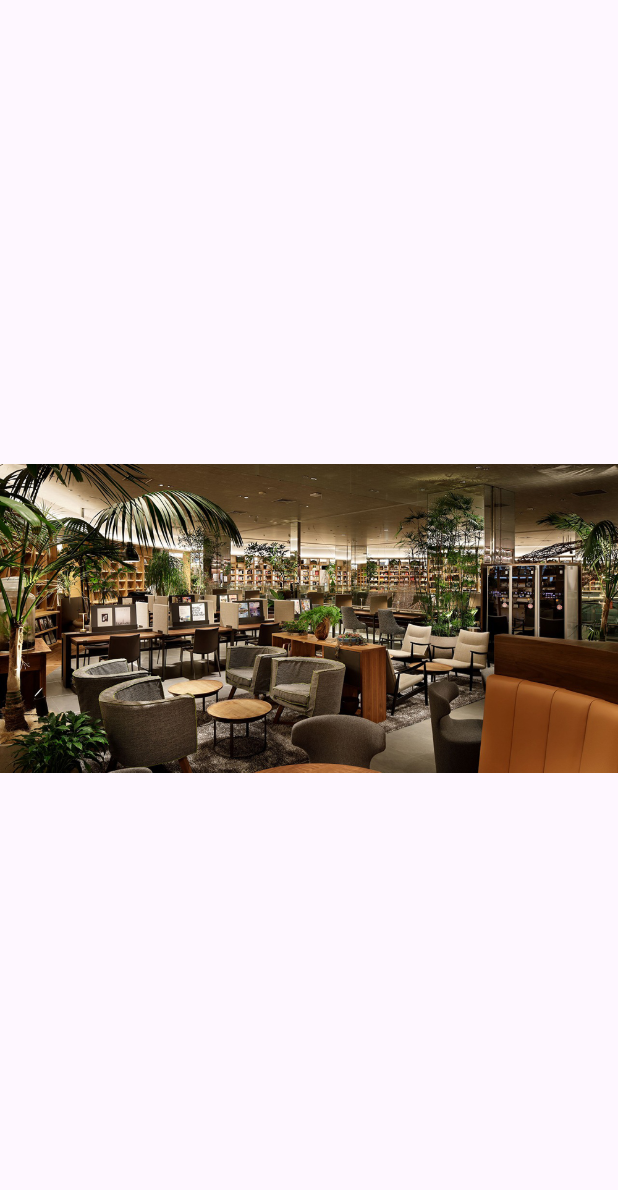
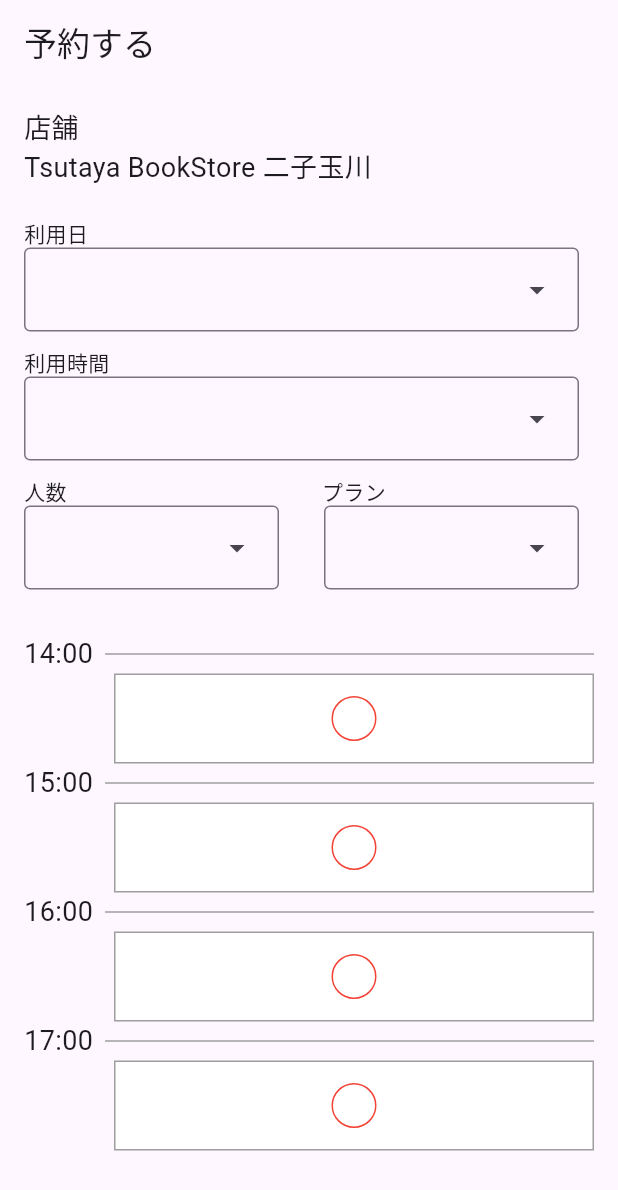
Before and after one commit to ftkaiwai/ftkaiwai001_sharelounge, a Flutter app: the screen it shows after launch, on a phone screen of 412 x 824 dp. Shown: the top 1190 px of the screen. Run offline on Flutter 3.47's test engine with Material 3 defaults, Android fonts, the phone set to English and light mode, and no system bars.

Commit message:
furuyama ui build

```diff
--- a/lib/main.dart
+++ b/lib/main.dart
@@ -1,4 +1,5 @@
 import 'package:flutter/material.dart';
+import 'reservation.dart'; // reservation.dartファイルをインポート
 
 void main() {
   runApp(MyApp());
@@ -8,13 +9,8 @@
   @override
   Widget build(BuildContext context) {
     return MaterialApp(
-        title: 'Image App',
-        home:Scaffold(
-            body: Center(
-              child: Image(image: AssetImage('images/key.jpg')),
-            ),
-          ),
-        ),
+      title: 'Flutter App',
+      home: ReservationPage(), // ReservationPageを最初に表示
     );
   }
 }
--- /dev/null
+++ b/lib/reservation.dart
@@ -0,0 +1,228 @@
+// reservation.dart
+import 'package:flutter/material.dart';
+
+// 予約ページのクラス
+class ReservationPage extends StatelessWidget {
+
+  @override
+  Widget build(BuildContext context) {
+    return Scaffold(
+      appBar: AppBar(
+        title: Text('予約する'),
+      ),
+      body: Align(
+        alignment: Alignment.topLeft,
+        child: Padding(
+          padding: const EdgeInsets.all(16.0),
+          child: Column(
+            crossAxisAlignment: CrossAxisAlignment.start,
+            children: <Widget>[
+              const Text(
+                '店舗',
+                style: TextStyle(fontSize: 18, fontFamily: 'NotoSansJP'),
+              ),
+              const Text(
+                'Tsutaya BookStore 二子玉川',
+                style: TextStyle(fontSize: 18),
+              ),
+              const SizedBox(height: 20),
+              const Text('利用日'),
+              const DropdownMenu(dropdownMenuEntries: <DropdownMenuEntry<String>>[
+                DropdownMenuEntry(value: '2024/10/14', label: '2024/10/14'),
+                DropdownMenuEntry(value: '2024/10/15', label: '2024/10/15'),
+                DropdownMenuEntry(value: '2024/10/16', label: '2024/10/16'),
+                DropdownMenuEntry(value: '2024/10/17', label: '2024/10/17'),
+              ], width: 370,),
+              const SizedBox(height: 10),
+              const Text('利用時間'),
+              const DropdownMenu(dropdownMenuEntries: <DropdownMenuEntry<String>>[
+                DropdownMenuEntry(value: '14:00', label: '14:00'),
+                DropdownMenuEntry(value: '15:00', label: '15:00'),
+                DropdownMenuEntry(value: '16:00', label: '16:00'),
+                DropdownMenuEntry(value: '17:00', label: '17:00'),
+              ],
+              width: 370,),
+              const SizedBox(height: 10),
+              const Row(
+                children: <Widget>[
+                  Text('人数'),
+                  SizedBox(width: 170),
+                  Text('プラン'),
+                ],
+              ),
+
+              const Row(
+                children: <Widget>[
+                  DropdownMenu(dropdownMenuEntries: <DropdownMenuEntry<String>>[
+                    DropdownMenuEntry(value: '1', label: '1人'),
+                    DropdownMenuEntry(value: '2', label: '2人'),
+                    DropdownMenuEntry(value: '3', label: '3人'),
+                    DropdownMenuEntry(value: '4', label: '4人'),
+                  ],
+                    width: 170,),
+                  SizedBox(width: 30),
+                  DropdownMenu(dropdownMenuEntries: <DropdownMenuEntry<String>>[
+                    DropdownMenuEntry(value: 'PlanA', label: '通常'),
+                    DropdownMenuEntry(value: 'PlanB', label: 'アルコール'),
+
+                  ],
+                    width: 170,),
+                ],
+              ),
+              const SizedBox(height: 30),
+              const Row(
+                children: <Widget>[
+                  Text('14:00', style: TextStyle(fontSize: 18),),
+                  SizedBox(width: 8), // テキストとラインの間にスペースを追加
+                  Expanded(
+                    child: Divider(
+                      color: Colors.grey, // 横棒の色
+                      thickness: 1, // 横棒の太さ
+                    ),
+                  ),
+                ],
+              ),
+
+              Padding(
+                padding: const EdgeInsets.only(left:60),
+                child: DecoratedBox(
+                  decoration: BoxDecoration(
+                    color: Colors.white, // 背景色
+                    border: Border.all(color: Colors.grey, width: 1,), // 枠線の色と太さ
+                  ),
+                child: SizedBox(
+                  height: 60,
+                  width: 320,
+                  child: Center(
+                    child: CircleAvatar(
+                      radius: 15,  // 丸の大きさ
+                      backgroundColor: Colors.white,
+                      child: DecoratedBox(
+                        decoration: BoxDecoration(
+                          shape: BoxShape.circle,
+                          border: Border.all(color: Colors.red, width: 1), // 丸の枠線の色と太さ
+                        ),
+                        child: const SizedBox.expand(),
+                    ),
+                ),
+                ),
+              ),),),
+              const Row(
+                children: <Widget>[
+                  Text('15:00', style: TextStyle(fontSize: 18),),
+                  SizedBox(width: 8), // テキストとラインの間にスペースを追加
+                  Expanded(
+                    child: Divider(
+                      color: Colors.grey, // 横棒の色
+                      thickness: 1, // 横棒の太さ
+                    ),
+                  ),
+                ],
+              ),
+
+              Padding(
+                padding: const EdgeInsets.only(left:60),
+                child: DecoratedBox(
+                  decoration: BoxDecoration(
+                    color: Colors.white, // 背景色
+                    border: Border.all(color: Colors.grey, width: 1,), // 枠線の色と太さ
+                  ),
+                  child: SizedBox(
+                    height: 60,
+                    width: 320,
+                    child: Center(
+                      child: CircleAvatar(
+                        radius: 15,  // 丸の大きさ
+                        backgroundColor: Colors.white,
+                        child: DecoratedBox(
+                          decoration: BoxDecoration(
+                            shape: BoxShape.circle,
+                            border: Border.all(color: Colors.red, width: 1), // 丸の枠線の色と太さ
+                          ),
+                          child: const SizedBox.expand(),
+                        ),
+                      ),
+                    ),
+                  ),),),
+              const Row(
+                children: <Widget>[
+                  Text('16:00', style: TextStyle(fontSize: 18),),
+                  SizedBox(width: 8), // テキストとラインの間にスペースを追加
+                  Expanded(
+                    child: Divider(
+                      color: Colors.grey, // 横棒の色
+                      thickness: 1, // 横棒の太さ
+                    ),
+                  ),
+                ],
+              ),
+
+              Padding(
+                padding: const EdgeInsets.only(left:60),
+                child: DecoratedBox(
+                  decoration: BoxDecoration(
+                    color: Colors.white, // 背景色
+                    border: Border.all(color: Colors.grey, width: 1,), // 枠線の色と太さ
+                  ),
+                  child: SizedBox(
+                    height: 60,
+                    width: 320,
+                    child: Center(
+                      child: CircleAvatar(
+                        radius: 15,  // 丸の大きさ
+                        backgroundColor: Colors.white,
+                        child: DecoratedBox(
+                          decoration: BoxDecoration(
+                            shape: BoxShape.circle,
+                            border: Border.all(color: Colors.red, width: 1), // 丸の枠線の色と太さ
+                          ),
+                          child: const SizedBox.expand(),
+                        ),
+                      ),
+                    ),
+                  ),),),
+              const Row(
+                children: <Widget>[
+                  Text('17:00', style: TextStyle(fontSize: 18),),
+                  SizedBox(width: 8), // テキストとラインの間にスペースを追加
+                  Expanded(
+                    child: Divider(
+                      color: Colors.grey, // 横棒の色
+                      thickness: 1, // 横棒の太さ
+                    ),
+                  ),
+                ],
+              ),
+
+              Padding(
+                padding: const EdgeInsets.only(left:60),
+                child: DecoratedBox(
+                  decoration: BoxDecoration(
+                    color: Colors.white, // 背景色
+                    border: Border.all(color: Colors.grey, width: 1,), // 枠線の色と太さ
+                  ),
+                  child: SizedBox(
+                    height: 60,
+                    width: 320,
+                    child: Center(
+                      child: CircleAvatar(
+                        radius: 15,  // 丸の大きさ
+                        backgroundColor: Colors.white,
+                        child: DecoratedBox(
+                          decoration: BoxDecoration(
+                            shape: BoxShape.circle,
+                            border: Border.all(color: Colors.red, width: 1), // 丸の枠線の色と太さ
+                          ),
+                          child: const SizedBox.expand(),
+                        ),
+                      ),
+                    ),
+                  ),),),
+
+            ],
+          ),
+        ),
+      ),
+    );
+  }
+}
--- a/pubspec.yaml
+++ b/pubspec.yaml
@@ -62,6 +62,6 @@ flutter:
     - images/key.jpg
 
   fonts:
-    - family: Schyler
+    - family: NotoSansJP
       fonts:
-        - asset: fonts/Schyler-Regular.ttf
+        - asset: fonts/NotoSansJP-Regular.ttf
```
Lines whose indentation alone changed are shown as unchanged.
